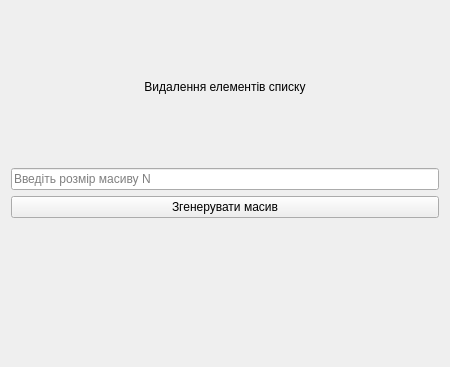
Before: the Qt Designer form lab6/ui/task1_interface.ui in Ihor-Mykytiuk/university-projects, drawn with Qt 5; both pictures show x 0 to 450 and y 0 to 367 of the 450 by 700 pixel window.
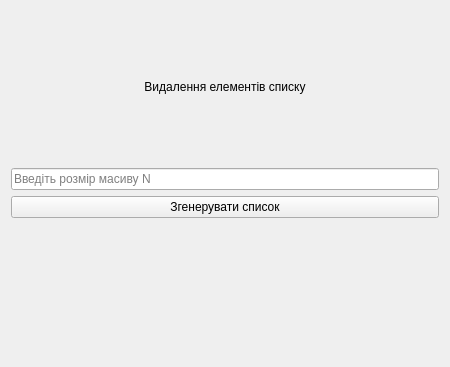
After: the same form once the commit is applied.

Diff of the .ui file:
```diff
--- a/lab6/ui/task1_interface.ui
+++ b/lab6/ui/task1_interface.ui
@@ -45,7 +45,7 @@
      <item>
       <widget class="QPushButton" name="create_array_button">
        <property name="text">
-        <string>Згенерувати масив</string>
+        <string>Згенерувати список</string>
        </property>
       </widget>
      </item>
```
Left out of the diff: 14 changed lines with no effect on the pictures.
